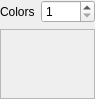
Above: ColorsPicker.ui from DLdota/OpenRGBEffectsPlugin before the change. Below: the same form after it.
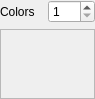
That is the form after the change.

Commit message: Edited colorspicker ui to fit in the scroll area

What changed in the file:
```diff
--- a/ColorsPicker.ui
+++ b/ColorsPicker.ui
@@ -10,10 +10,22 @@
     <height>99</height>
    </rect>
   </property>
+  <property name="sizePolicy">
+   <sizepolicy hsizetype="Preferred" vsizetype="Preferred">
+    <horstretch>0</horstretch>
+    <verstretch>0</verstretch>
+   </sizepolicy>
+  </property>
+  <property name="maximumSize">
+   <size>
+    <width>16777215</width>
+    <height>16777215</height>
+   </size>
+  </property>
   <property name="windowTitle">
    <string>Form</string>
   </property>
-  <layout class="QGridLayout" name="gridLayout" columnstretch="0,1">
+  <layout class="QGridLayout" name="gridLayout" columnstretch="0,0">
    <property name="leftMargin">
     <number>0</number>
    </property>
```
Left out of the diff: 9 changed lines with no effect on the pictures. The commit also changes 3 other files.
